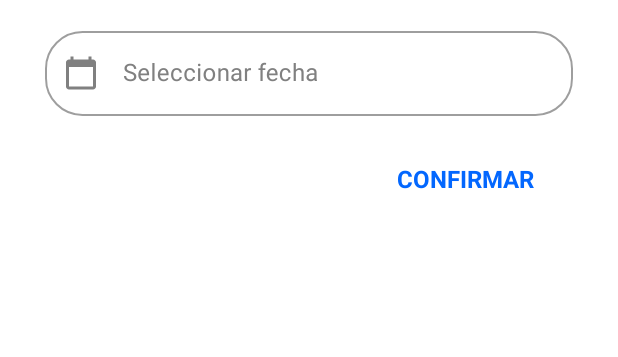
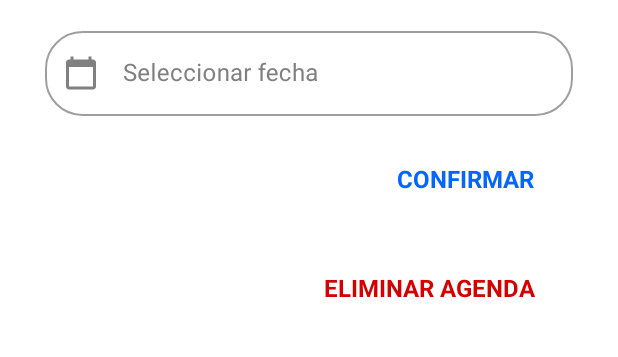
Before and after one commit to ariasvargas15/denticitas_android_especialista, an Android app: the DashboardActivity screen opened directly, with no data from a screen before it, on a phone screen of 412 x 824 dp, the part 189-546 px from its top. Run offline under Robolectric (Android 15) with nearby library versions, the phone set to English and light mode, and no system bars; our stand-ins replace ButterKnife, navigation-ui; libraries missing offline, so code that uses them is left out: com.wdullaer.materialdatetimepicker, dmax.dialog; 5 statements that could not run were skipped.

Commit message:
historial de pacientes, eliminar agenda

```diff
--- a/app/src/main/java/com/amongusdev/especialista/DashboardActivity.java
+++ b/app/src/main/java/com/amongusdev/especialista/DashboardActivity.java
@@ -28,7 +28,7 @@ public class DashboardActivity extends AppCompatActivity {
         NavigationView navigationView = findViewById(R.id.nav_view);
         // Passing each menu ID as a set of Ids because each
         // menu should be considered as top level destinations.
-        mAppBarConfiguration = new AppBarConfiguration.Builder(R.id.nav_perfil, R.id.nav_agenda, R.id.nav_registrar, R.id.nav_citas, R.id.nav_logout)
+        mAppBarConfiguration = new AppBarConfiguration.Builder(R.id.nav_perfil, R.id.nav_agenda, R.id.nav_registrar, R.id.nav_citas, R.id.nav_historia, R.id.nav_logout)
                 .setDrawerLayout(drawer)
                 .build();
         NavController navController = Navigation.findNavController(this, R.id.nav_host_fragment);
--- a/app/src/main/java/com/amongusdev/especialista/app/agenda/adapter/TurnoAdapter.java
+++ b/app/src/main/java/com/amongusdev/especialista/app/agenda/adapter/TurnoAdapter.java
@@ -44,8 +44,9 @@ public class TurnoAdapter extends RecyclerView.Adapter<TurnoAdapter.TurnoViewHol
         String h = Utils.convert24HourToAmPm(turno.getHoraInicio());
         holder.hora.setText(h);
 
-        String text = turno.getDisponible() ? "Libre" : "Agendado";
-        int color = turno.getDisponible() ?  R.color.colorPrimary : R.color.DarkGray;
+
+        String text = turno.getTiempoDisponible() < 120 ? "Libre" : "Agendado";
+        int color = turno.getTiempoDisponible() < 120 ?  R.color.colorPrimary : R.color.DarkGray;
 
         holder.estado.setText(text);
         holder.estado.setBackgroundColor(context.getResources().getColor(color, context.getTheme()));
--- a/app/src/main/java/com/amongusdev/especialista/app/agenda/interfaces/IAgenda.java
+++ b/app/src/main/java/com/amongusdev/especialista/app/agenda/interfaces/IAgenda.java
@@ -9,6 +9,8 @@ public interface IAgenda {
 
         void setAgendas(ArrayList<Agenda> agendas);
 
+        void showResponseDelete(boolean success);
+
     }
 
     interface Presenter {
@@ -17,11 +19,17 @@ public interface IAgenda {
 
         void setAgendas(ArrayList<Agenda> agendas);
 
+        void showResponseDelete(boolean success);
+
+        void deleteAgenda(String cedula);
+
     }
 
     interface Interactor {
 
         void getAgendas(String cedula);
 
+        void deleteAgenda(String cedula);
+
     }
 }
--- a/app/src/main/java/com/amongusdev/especialista/app/agenda/view/AgendaFragment.java
+++ b/app/src/main/java/com/amongusdev/especialista/app/agenda/view/AgendaFragment.java
@@ -55,6 +55,7 @@ public class AgendaFragment extends Fragment implements IAgenda.View, DatePicker
     ArrayList<Agenda> agenda;
     DiaAgenda diaAgenda;
     AlertDialog dialog;
+    String cedula;
     public AgendaFragment() {
         // Required empty public constructor
     }
@@ -77,7 +78,7 @@ public class AgendaFragment extends Fragment implements IAgenda.View, DatePicker
         sp.setContext(getContext()).setCancelable(false).setMessage("Loading...");
         dialog = sp.build();
         dialog.show();
-        String cedula = Utils.getValuePreference(getContext(), "auth");
+        cedula = Utils.getValuePreference(getContext(), "auth");
         presenter.getAgendas(cedula);
         return v;
     }
@@ -97,6 +98,11 @@ public class AgendaFragment extends Fragment implements IAgenda.View, DatePicker
         navController.navigate(R.id.action_nav_agendar_to_nav_turno, b);
     }
 
+    @OnClick(R.id.eliminar_agenda)
+    public void eliminarAgemda(){
+        presenter.deleteAgenda(cedula);
+    }
+
 
     @Override
     public void setAgendas(ArrayList<Agenda> agendas) {
@@ -113,6 +119,16 @@ public class AgendaFragment extends Fragment implements IAgenda.View, DatePicker
             Snackbar.make(linear, "No tiene trunos programados", Snackbar.LENGTH_LONG).show();
         }
         dialog.dismiss();
+    }
+
+    @Override
+    public void showResponseDelete(boolean success) {
+        if (success){
+            Snackbar.make(linear, "Agenda eliminada correctamente", Snackbar.LENGTH_SHORT).show();
+            presenter.getAgendas(cedula);
+        } else {
+            Snackbar.make(linear, "Error al eliminar agenda", Snackbar.LENGTH_SHORT).show();
+        }
     }
 
     private Calendar setDate(int year, int month, int day){
--- a/app/src/main/java/com/amongusdev/especialista/model/apiservice/ApiService.java
+++ b/app/src/main/java/com/amongusdev/especialista/model/apiservice/ApiService.java
@@ -9,6 +9,7 @@ import com.amongusdev.especialista.model.apiservice.bodies.LoginBody;
 import com.amongusdev.especialista.model.entities.Agenda;
 import com.amongusdev.especialista.model.entities.Cita;
 import com.amongusdev.especialista.model.entities.Especialista;
+import com.amongusdev.especialista.model.entities.Evolucion;
 import com.amongusdev.especialista.model.entities.Servicio;
 
 import java.util.Calendar;
@@ -16,6 +17,7 @@ import java.util.List;
 
 import retrofit2.Call;
 import retrofit2.http.Body;
+import retrofit2.http.DELETE;
 import retrofit2.http.GET;
 import retrofit2.http.PATCH;
 import retrofit2.http.POST;
@@ -64,7 +66,11 @@ public interface ApiService {
     @POST("historiaclinica/{cedula}/evolucion")
     Call<GenericResponse> setEvolucion(@Path("cedula") String cedula, @Body EvolucionBody evolucionBody);
 
+    @GET("historiaclinica/{cedula}/evolucion")
+    Call<List<Evolucion>> getEvolucion(@Path("cedula") String cedula);
 
+    @DELETE("agenda/{cedula}")
+    Call<GenericResponse> deleteAgenda(@Path("cedula") String cedula);
 
 
 
--- a/app/src/main/res/layout/fragment_agenda.xml
+++ b/app/src/main/res/layout/fragment_agenda.xml
@@ -19,8 +19,8 @@
             android:layout_height="match_parent"
             android:layout_marginHorizontal="30dp"
             android:layout_marginTop="10dp"
-            android:orientation="vertical"
-            android:gravity="center">
+            android:gravity="center"
+            android:orientation="vertical">
 
             <LinearLayout
                 android:layout_width="match_parent"
@@ -51,9 +51,9 @@
                 <com.google.android.material.textfield.TextInputEditText
                     android:id="@+id/input_fecha"
                     style="@style/InputEditTextWhite"
+                    android:focusableInTouchMode="false"
                     android:importantForAutofill="no"
-                    android:inputType="date"
-                    android:focusableInTouchMode="false"/>
+                    android:inputType="date" />
             </com.google.android.material.textfield.TextInputLayout>
 
 
@@ -65,12 +65,19 @@
                 android:startYear="2020" />-->
 
             <TextView
+                android:id="@+id/confirmar_fecha"
                 style="@style/ConfirmarText"
-                android:id="@+id/confirmar_fecha"
                 android:layout_width="wrap_content"
                 android:layout_height="wrap_content"
-                android:text="@string/confirmar_fecha"
-                />
+                android:text="@string/confirmar_fecha" />
+
+            <TextView
+                android:id="@+id/eliminar_agenda"
+                style="@style/ConfirmarText"
+                android:layout_width="wrap_content"
+                android:layout_height="wrap_content"
+                android:text="@string/eliminar_agenda"
+                android:textColor="@color/Red" />
         </LinearLayout>
     </RelativeLayout>
 </ScrollView>
--- a/app/src/main/res/menu/activity_main_drawer.xml
+++ b/app/src/main/res/menu/activity_main_drawer.xml
@@ -21,6 +21,10 @@
             android:icon="@drawable/ic_work"
             android:title="@string/mis_citas"/>
         <item
+            android:id="@+id/nav_historia"
+            android:icon="@drawable/ic_add"
+            android:title="@string/historias_cl_nicas"/>
+        <item
             android:id="@+id/nav_info"
             android:icon="@drawable/ic_info"
             android:title="@string/menu_info" />
--- a/app/src/main/res/navigation/mobile_navigation.xml
+++ b/app/src/main/res/navigation/mobile_navigation.xml
@@ -58,4 +58,9 @@
         android:name="com.amongusdev.especialista.app.citas.view.EvolucionFragment"
         tools:layout="@layout/fragment_evolucion" />
 
+    <fragment
+        android:id="@+id/nav_historia"
+        android:name="com.amongusdev.especialista.app.historia.view.HistoriasFragment"
+        tools:layout="@layout/fragment_historias"/>
+
 </navigation>
--- a/app/src/main/res/values/strings.xml
+++ b/app/src/main/res/values/strings.xml
@@ -57,4 +57,6 @@
     <string name="menu_profile">Perfil</string>
     <string name="modify_button">Modificar</string>
     <string name="mis_citas">Mis citas</string>
+    <string name="historias_cl_nicas">Historias clínicas</string>
+    <string name="eliminar_agenda">eliminar agenda</string>
 </resources>
```
Also changed, not shown: app/src/main/java/com/amongusdev/especialista/app/agenda/interactor/AgendaInteractor.java (+28 -0 lines), app/src/main/java/com/amongusdev/especialista/app/agenda/presenter/AgendaPresenter.java (+12 -0 lines), app/src/main/java/com/amongusdev/especialista/app/historia/adapter/EvolucionAdapter.java (added, +76 -0 lines), app/src/main/java/com/amongusdev/especialista/app/historia/interactor/HistoriaInteractor.java (added, +51 -0 lines), app/src/main/java/com/amongusdev/especialista/app/historia/interfaces/IHistoria.java (added, +20 -0 lines), app/src/main/java/com/amongusdev/especialista/app/historia/presenter/HistoriaPresenter.java (added, +28 -0 lines), app/src/main/java/com/amongusdev/especialista/app/historia/view/HistoriasFragment.java (added, +88 -0 lines), app/src/main/java/com/amongusdev/especialista/model/entities/Evolucion.java (added, +30 -0 lines), app/src/main/res/drawable/ic_search_24px.xml (added, +9 -0 lines), app/src/main/res/layout/fragment_historias.xml (added, +85 -0 lines), app/src/main/res/layout/item_historia.xml (added, +41 -0 lines).
